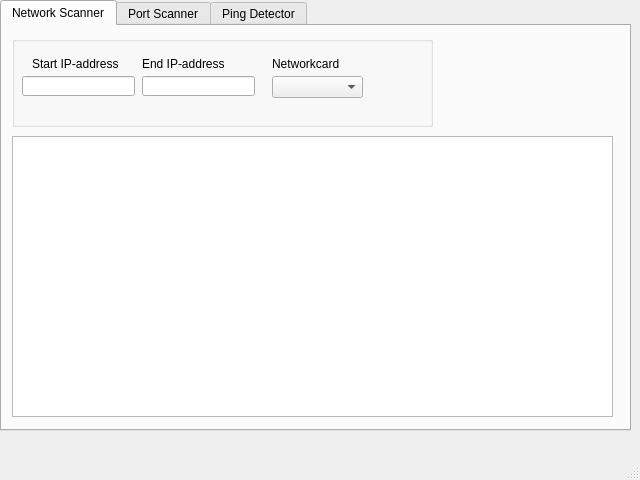
Before: the Qt Designer form src/resources/ui/main.ui in jebr/network-monitoring, drawn with Qt 5.
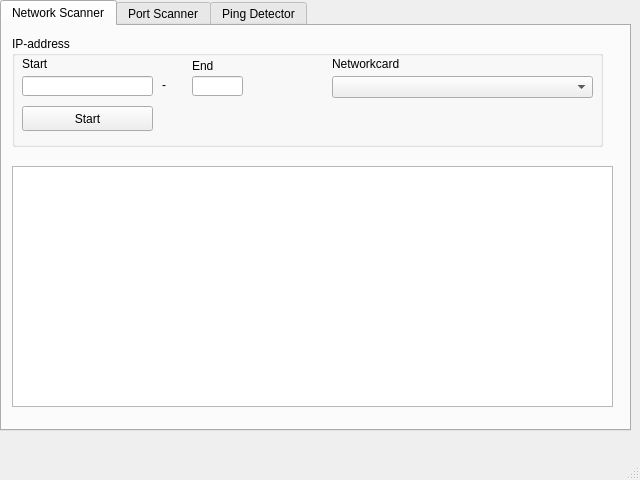
After: the same form once the commit is applied.

```diff
--- a/src/resources/ui/main.ui
+++ b/src/resources/ui/main.ui
@@ -35,19 +35,19 @@
        <rect>
         <x>10</x>
         <y>10</y>
-        <width>421</width>
-        <height>91</height>
+        <width>591</width>
+        <height>111</height>
        </rect>
       </property>
       <property name="title">
-       <string/>
+       <string>IP-address</string>
       </property>
       <widget class="QLineEdit" name="line_ipaddresss">
        <property name="geometry">
         <rect>
          <x>10</x>
          <y>40</y>
-         <width>113</width>
+         <width>131</width>
          <height>20</height>
         </rect>
        </property>
@@ -55,9 +55,9 @@
       <widget class="QComboBox" name="combo_networkcard">
        <property name="geometry">
         <rect>
-         <x>260</x>
+         <x>320</x>
          <y>40</y>
-         <width>91</width>
+         <width>261</width>
          <height>22</height>
         </rect>
        </property>
@@ -65,33 +65,33 @@
       <widget class="QLabel" name="lb_start_ip">
        <property name="geometry">
         <rect>
-         <x>20</x>
+         <x>10</x>
          <y>20</y>
          <width>101</width>
          <height>16</height>
         </rect>
        </property>
        <property name="text">
-        <string>Start IP-address</string>
+        <string>Start</string>
        </property>
       </widget>
       <widget class="QLabel" name="lb_ip_end">
        <property name="geometry">
         <rect>
-         <x>130</x>
+         <x>180</x>
          <y>20</y>
-         <width>91</width>
-         <height>16</height>
+         <width>81</width>
+         <height>20</height>
         </rect>
        </property>
        <property name="text">
-        <string>End IP-address</string>
+        <string>End</string>
        </property>
       </widget>
       <widget class="QLabel" name="lb_networkcard">
        <property name="geometry">
         <rect>
-         <x>260</x>
+         <x>320</x>
          <y>20</y>
          <width>101</width>
          <height>16</height>
@@ -104,11 +104,43 @@
       <widget class="QLineEdit" name="line_end_ip">
        <property name="geometry">
         <rect>
-         <x>130</x>
+         <x>180</x>
          <y>40</y>
-         <width>113</width>
+         <width>51</width>
          <height>20</height>
         </rect>
+       </property>
+       <property name="focusPolicy">
+        <enum>Qt::StrongFocus</enum>
+       </property>
+       <property name="maxLength">
+        <number>3</number>
+       </property>
+      </widget>
+      <widget class="QLabel" name="label">
+       <property name="geometry">
+        <rect>
+         <x>150</x>
+         <y>40</y>
+         <width>21</width>
+         <height>17</height>
+        </rect>
+       </property>
+       <property name="text">
+        <string>-</string>
+       </property>
+      </widget>
+      <widget class="QPushButton" name="pb_start_nwscan">
+       <property name="geometry">
+        <rect>
+         <x>10</x>
+         <y>70</y>
+         <width>131</width>
+         <height>25</height>
+        </rect>
+       </property>
+       <property name="text">
+        <string>Start</string>
        </property>
       </widget>
      </widget>
@@ -116,9 +148,9 @@
       <property name="geometry">
        <rect>
         <x>10</x>
-        <y>110</y>
+        <y>140</y>
         <width>601</width>
-        <height>281</height>
+        <height>241</height>
        </rect>
       </property>
      </widget>
```
Left out of the diff: 15 changed lines with no effect on the pictures.
